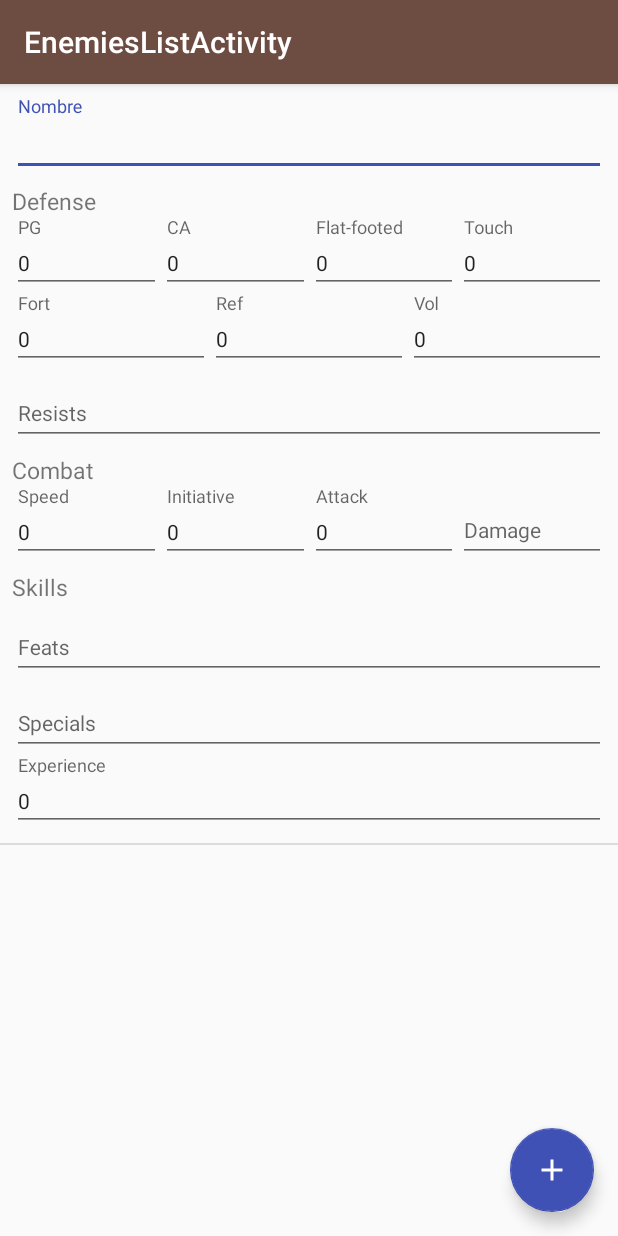
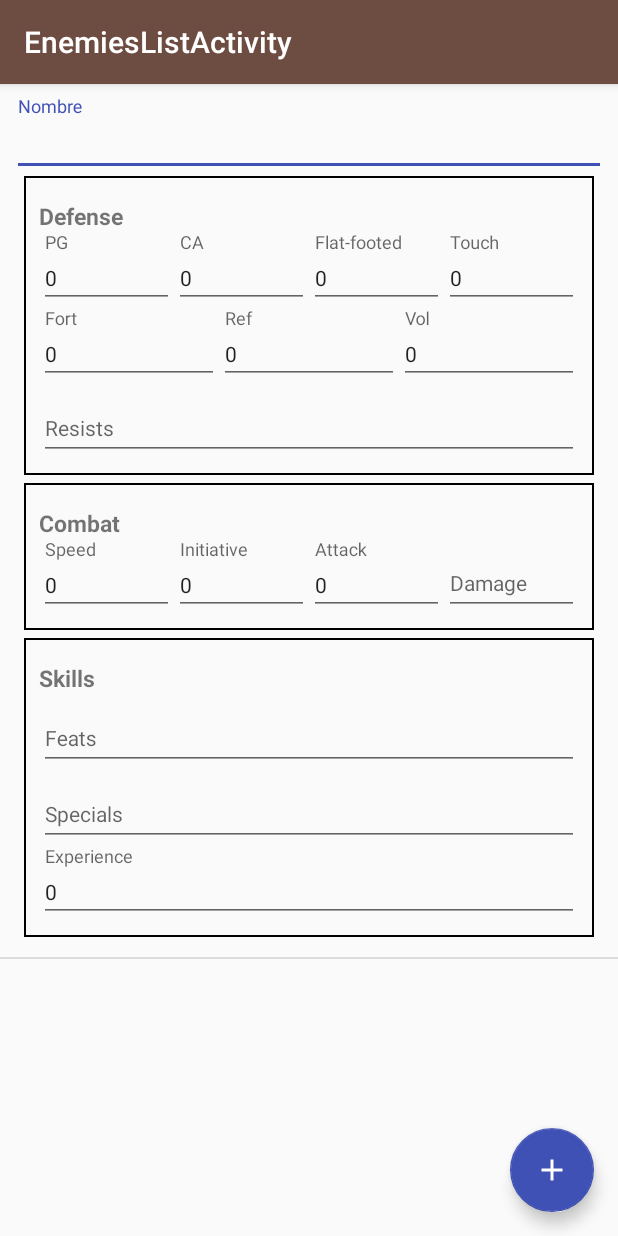
Before and after one commit to PexegoUva/pathfinder-companion, an Android app: the EnemyListActivity screen opened directly, with no data from a screen before it, after a tap on an icon or button, on a phone screen of 412 x 824 dp. Run offline under Robolectric (Android 15) with nearby library versions, the phone set to English and light mode, and no system bars; our stand-ins replace Room's generated code.

Commit message:
Changes in UI for better performance

```diff
--- /dev/null
+++ b/app/src/main/res/drawable-xxhdpi/customborder.xml
@@ -0,0 +1,7 @@
+<?xml version="1.0" encoding="UTF-8"?>
+<shape xmlns:android="http://schemas.android.com/apk/res/android"
+    android:shape="rectangle">
+    <corners android:radius="0dp"/>
+    <padding android:left="10dp" android:right="10dp" android:top="10dp" android:bottom="10dp"/>
+    <stroke android:width="1dp" android:color="#000000"/>
+</shape>
--- a/app/src/main/res/layout/enemy_list_item.xml
+++ b/app/src/main/res/layout/enemy_list_item.xml
@@ -20,11 +20,21 @@
 
     </com.google.android.material.textfield.TextInputLayout>
 
+    <LinearLayout
+        android:layout_width="match_parent"
+        android:layout_height="match_parent"
+        android:orientation="vertical"
+        android:background="@drawable/customborder"
+        android:layout_marginBottom="5dp"
+        android:layout_marginStart="8dp"
+        android:layout_marginEnd="8dp">
+
         <TextView
             android:layout_width="wrap_content"
             android:layout_height="wrap_content"
             android:layout_marginTop="6dp"
             android:text="Defense"
+            android:textStyle="bold"
             android:textSize="15sp"
             tools:ignore="HardcodedText" />
 
@@ -165,11 +175,22 @@
                 tools:ignore="HardcodedText"/>
 
         </com.google.android.material.textfield.TextInputLayout>
+    </LinearLayout>
+
+    <LinearLayout
+        android:layout_width="match_parent"
+        android:layout_height="match_parent"
+        android:orientation="vertical"
+        android:background="@drawable/customborder"
+        android:layout_marginBottom="5dp"
+        android:layout_marginStart="8dp"
+        android:layout_marginEnd="8dp">
 
         <TextView
             android:layout_width="match_parent"
             android:layout_height="match_parent"
             android:text="Combat"
+            android:textStyle="bold"
             android:layout_marginTop="6dp"
             android:textSize="15sp"
             tools:ignore="HardcodedText" />
@@ -243,10 +264,22 @@
             </com.google.android.material.textfield.TextInputLayout>
         </LinearLayout>
 
+    </LinearLayout>
+
+    <LinearLayout
+        android:layout_width="match_parent"
+        android:layout_height="match_parent"
+        android:orientation="vertical"
+        android:background="@drawable/customborder"
+        android:layout_marginBottom="5dp"
+        android:layout_marginStart="8dp"
+        android:layout_marginEnd="8dp">
+
         <TextView
             android:layout_width="match_parent"
             android:layout_height="match_parent"
             android:text="Skills"
+            android:textStyle="bold"
             android:layout_marginTop="6dp"
             android:textSize="15sp"
             tools:ignore="HardcodedText" />
@@ -295,3 +328,7 @@
         </com.google.android.material.textfield.TextInputLayout>
 
     </LinearLayout>
+
+
+
+</LinearLayout>
```
Lines whose indentation alone changed are shown as unchanged.
